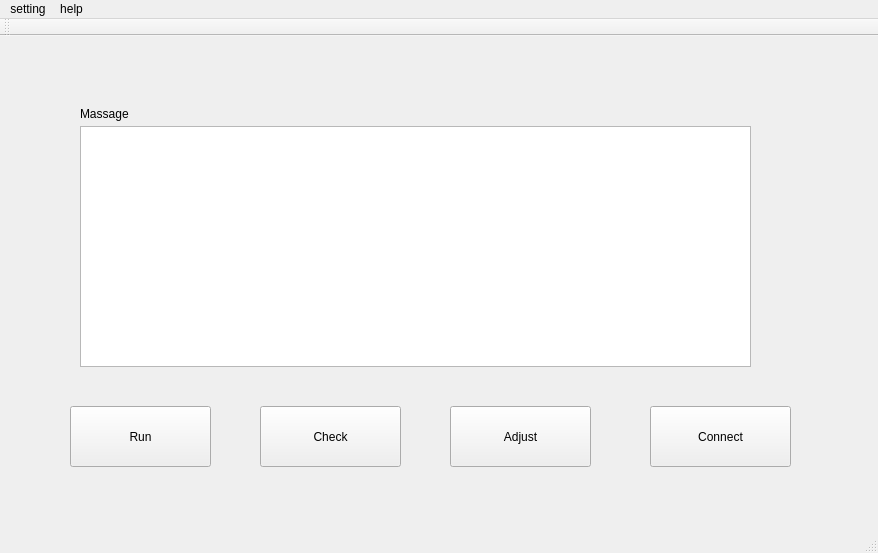
Before: the Qt Designer form DeltaEMainwindow.ui in wuyubo/DeltaE-Tool, drawn with Qt 5.
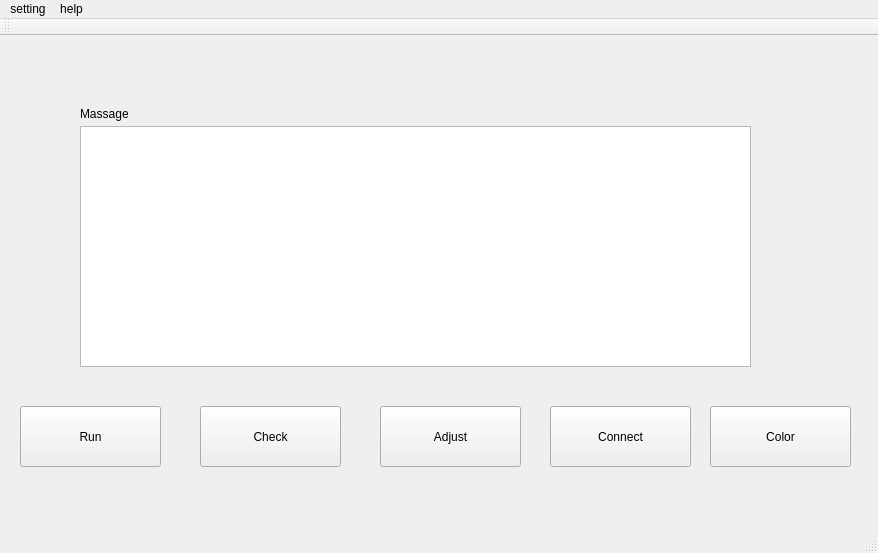
After: the same form once the commit is applied.

Commit message:
[feature][Color][window]  add a window to show color
[what] add a window to show color
[why]  as what
[how]  as what

```diff
--- a/DeltaEMainwindow.ui
+++ b/DeltaEMainwindow.ui
@@ -17,7 +17,7 @@
    <widget class="QPushButton" name="pBtn_Connect">
     <property name="geometry">
      <rect>
-      <x>650</x>
+      <x>550</x>
       <y>370</y>
       <width>141</width>
       <height>61</height>
@@ -30,7 +30,7 @@
    <widget class="QPushButton" name="pBtn_Adjust">
     <property name="geometry">
      <rect>
-      <x>450</x>
+      <x>380</x>
       <y>370</y>
       <width>141</width>
       <height>61</height>
@@ -43,7 +43,7 @@
    <widget class="QPushButton" name="pBtn_Check">
     <property name="geometry">
      <rect>
-      <x>260</x>
+      <x>200</x>
       <y>370</y>
       <width>141</width>
       <height>61</height>
@@ -56,7 +56,7 @@
    <widget class="QPushButton" name="pBtn_Run">
     <property name="geometry">
      <rect>
-      <x>70</x>
+      <x>20</x>
       <y>370</y>
       <width>141</width>
       <height>61</height>
@@ -89,6 +89,19 @@
      </rect>
     </property>
    </widget>
+   <widget class="QPushButton" name="pBtn_Color">
+    <property name="geometry">
+     <rect>
+      <x>710</x>
+      <y>370</y>
+      <width>141</width>
+      <height>61</height>
+     </rect>
+    </property>
+    <property name="text">
+     <string>Color</string>
+    </property>
+   </widget>
   </widget>
   <widget class="QMenuBar" name="menuBar">
    <property name="geometry">
```
The commit also changes 9 other files.
